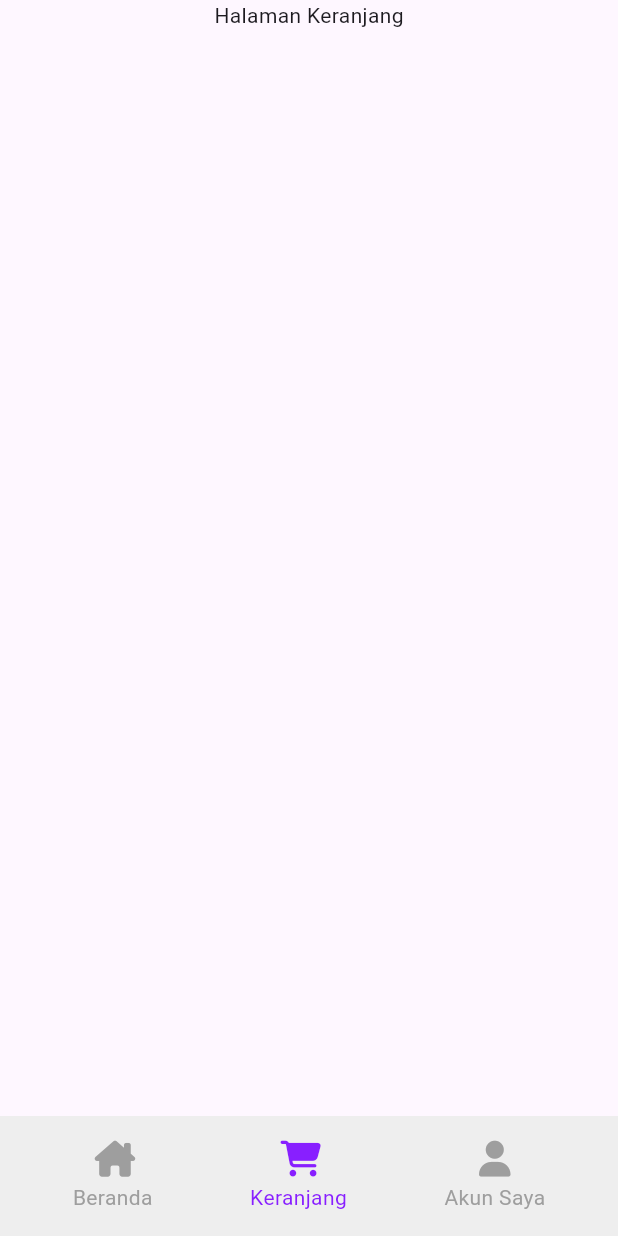
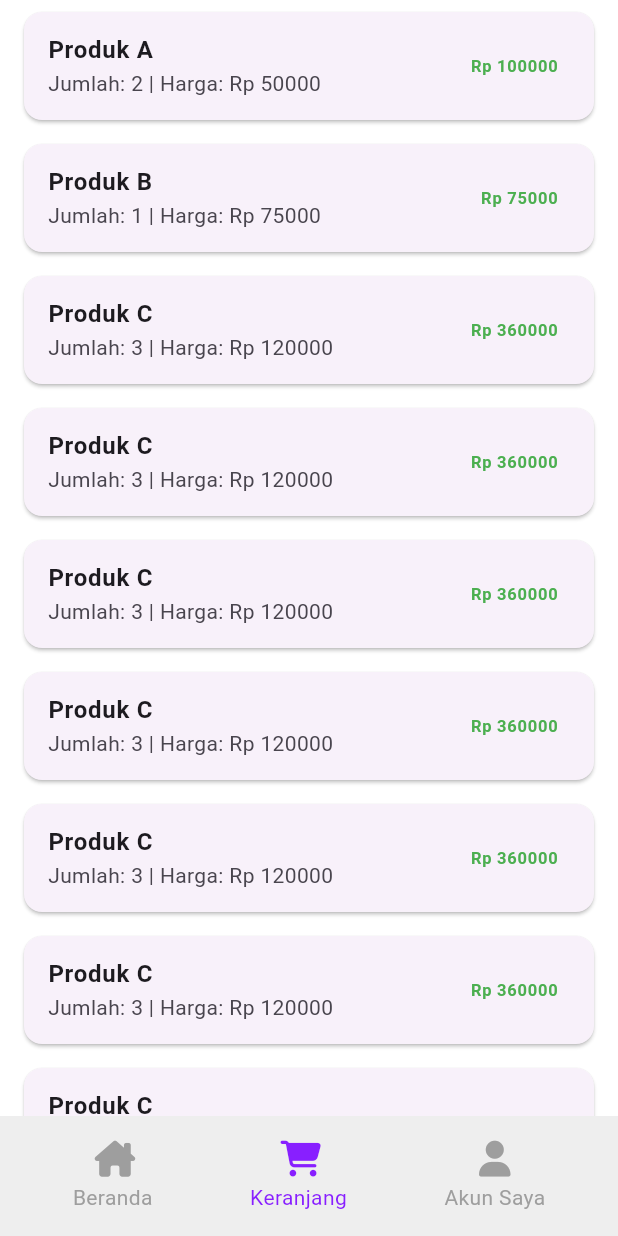
Before and after one commit to ArwinMarinta/Praktikum-PAPB-Bisdig, a Flutter app: the screen it shows after launch, item 2 of the bottom bar chosen, on a phone screen of 412 x 824 dp. Run offline on Flutter 3.47's test engine with Material 3 defaults, Android fonts, the phone set to English and light mode, and no system bars; our stand-ins replace icons_plus.

Commit message:
update cart page

```diff
--- a/lib/main.dart
+++ b/lib/main.dart
@@ -1,5 +1,4 @@
 import 'package:flutter/material.dart';
-import 'package:praktikum_1/view/home.dart';
 import 'package:praktikum_1/view/home.dart';
 
 void main() {
--- a/lib/view/cart.dart
+++ b/lib/view/cart.dart
@@ -1,5 +1,6 @@
 import 'package:flutter/material.dart';
 import 'package:praktikum_1/widget/navigation.dart';
+import 'package:praktikum_1/widget/card.dart';
 
 class Cart extends StatefulWidget {
   const Cart({super.key});
@@ -9,9 +10,31 @@ class Cart extends StatefulWidget {
 }
 
 class _CartState extends State<Cart> {
+  final List<Map<String, dynamic>> cartItems = [
+    {"name": "Produk A", "price": 50000, "quantity": 2},
+    {"name": "Produk B", "price": 75000, "quantity": 1},
+    {"name": "Produk C", "price": 120000, "quantity": 3},
+    {"name": "Produk C", "price": 120000, "quantity": 3},
+    {"name": "Produk C", "price": 120000, "quantity": 3},
+    {"name": "Produk C", "price": 120000, "quantity": 3},
+    {"name": "Produk C", "price": 120000, "quantity": 3},
+    {"name": "Produk C", "price": 120000, "quantity": 3},
+    {"name": "Produk C", "price": 120000, "quantity": 3},
+    {"name": "Produk C", "price": 120000, "quantity": 3},
+    {"name": "Produk C", "price": 120000, "quantity": 3},
+    {"name": "Produk C", "price": 120000, "quantity": 3},
+    {"name": "Produk C", "price": 120000, "quantity": 3},
+    {"name": "Produk C", "price": 120000, "quantity": 3},
+    {"name": "Produk C", "price": 120000, "quantity": 3},
+    {"name": "Produk C", "price": 120000, "quantity": 3},
+    {"name": "Produk C", "price": 120000, "quantity": 3},
+    {"name": "Produk C", "price": 120000, "quantity": 3},
+  ];
+
   @override
   Widget build(BuildContext context) {
     return Scaffold(
+        backgroundColor: Colors.white,
         appBar: PreferredSize(
           preferredSize: Size.zero,
           child: AppBar(
@@ -19,10 +42,12 @@ class _CartState extends State<Cart> {
             backgroundColor: Colors.white,
           ),
         ),
-        body: SingleChildScrollView(
-          child: Center(
-            child: Text("Halaman Keranjang"),
-          ),
+        body: ListView.builder(
+          itemCount: cartItems.length,
+          itemBuilder: (context, index) {
+            final item = cartItems[index];
+            return CartItemCard(item: item);
+          },
         ),
         bottomNavigationBar: const CustomNavigationBar(selectedIndex: 1));
   }
--- /dev/null
+++ b/lib/widget/card.dart
@@ -0,0 +1,24 @@
+import 'package:flutter/material.dart';
+
+class CartItemCard extends StatelessWidget {
+  final Map<String, dynamic> item;
+
+  const CartItemCard({super.key, required this.item});
+
+  @override
+  Widget build(BuildContext context) {
+    return Card(
+      margin: const EdgeInsets.symmetric(vertical: 8, horizontal: 16),
+      child: ListTile(
+        title:
+            Text(item["name"], style: TextStyle(fontWeight: FontWeight.bold)),
+        subtitle:
+            Text("Jumlah: ${item["quantity"]} | Harga: Rp ${item["price"]}"),
+        trailing: Text(
+          "Rp ${(item["price"] * item["quantity"])}",
+          style: TextStyle(fontWeight: FontWeight.bold, color: Colors.green),
+        ),
+      ),
+    );
+  }
+}
```
